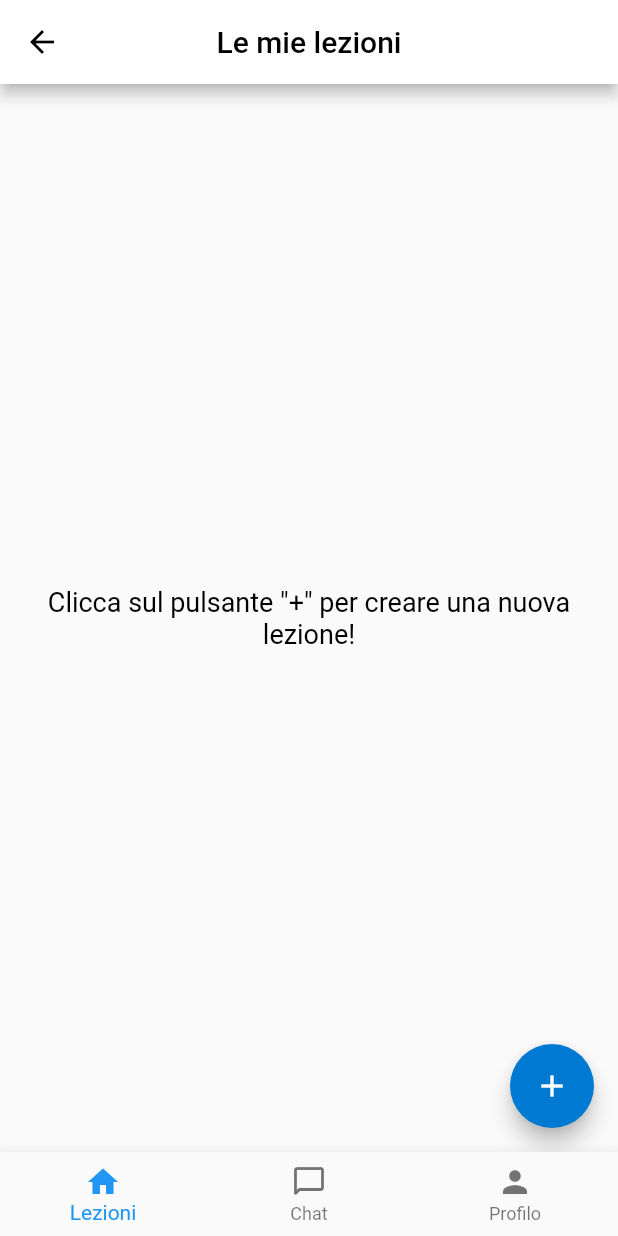
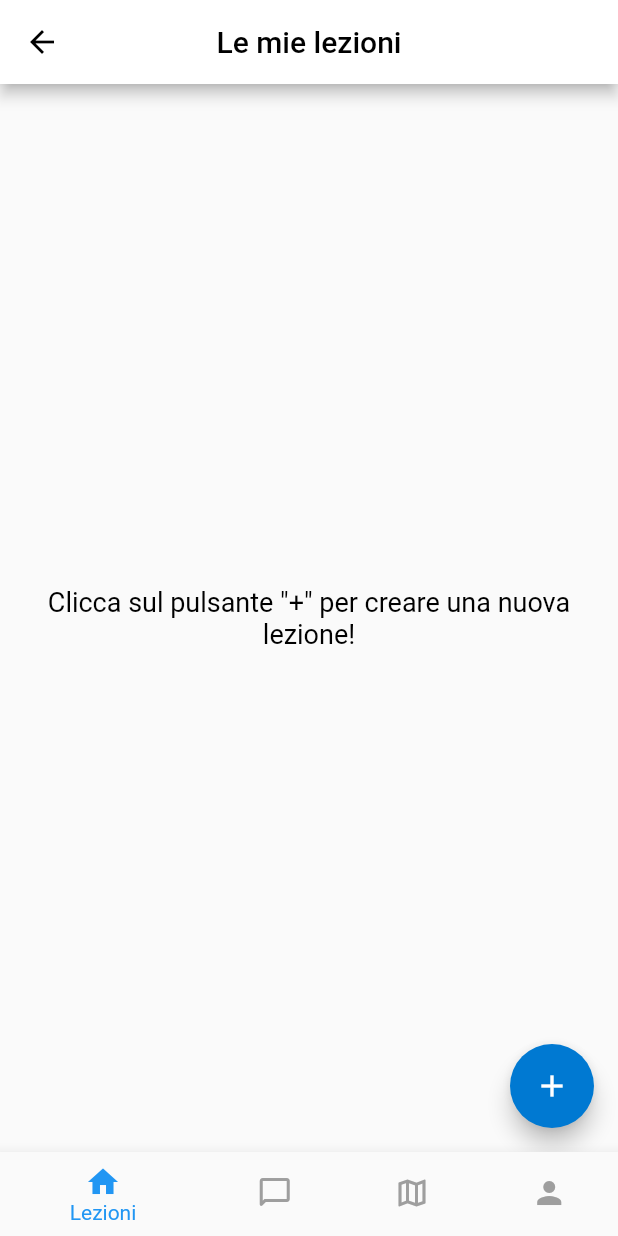
Before and after one commit to iTeach-App/mobile, a Flutter app: the BottomBarTutorPage screen opened directly, on a phone screen of 412 x 824 dp. Run offline on Flutter 3.47's test engine with Material 2 defaults, Android fonts, the phone set to English and light mode, and no system bars; our stand-ins replace file_picker, firebase_core, flutter_spinkit, qr_flutter; missing offline and left inert: advance_pdf_viewer; accounts and stored records are empty; project files that could hold a hidden picture were left out.

```diff
--- a/lib/components/bottombar_tutor.dart
+++ b/lib/components/bottombar_tutor.dart
@@ -2,6 +2,7 @@ import 'package:flutter/material.dart';
 import 'package:iteach/views/general_chat.dart';
 import 'package:iteach/views/lectures.dart';
 import 'package:iteach/views/profile_page.dart';
+import 'package:iteach/views/general_map.dart';
 
 class BottomBarTutorPage extends StatefulWidget {
   const BottomBarTutorPage({Key? key}) : super(key: key);
@@ -16,6 +17,7 @@ class _BottomBarTutorPageState extends State<BottomBarTutorPage> {
   final List<Widget> _pages = [
     const LecturesPage(),
     const GeneralChatPage(),
+    const GeneralMapPage(),
     const ProfilePage(),
   ];
 
@@ -34,11 +36,17 @@ class _BottomBarTutorPageState extends State<BottomBarTutorPage> {
             label: 'Chat',
           ),
           BottomNavigationBarItem(
+            icon: Icon(Icons.map_outlined),
+            label: 'Mappa',
+          ),
+          BottomNavigationBarItem(
             icon: Icon(Icons.person),
             label: 'Profilo',
           ),
         ],
         currentIndex: _currentIndex,
+        unselectedItemColor: Colors.grey,
+        selectedItemColor: Colors.blue, // Set the selected item color to blue
         onTap: (index) {
           setState(() {
             _currentIndex = index;
```
Also changed, not shown: lib/views/chat_page.dart (+8 -9 lines), lib/views/general_map.dart (added, +21 -0 lines).
